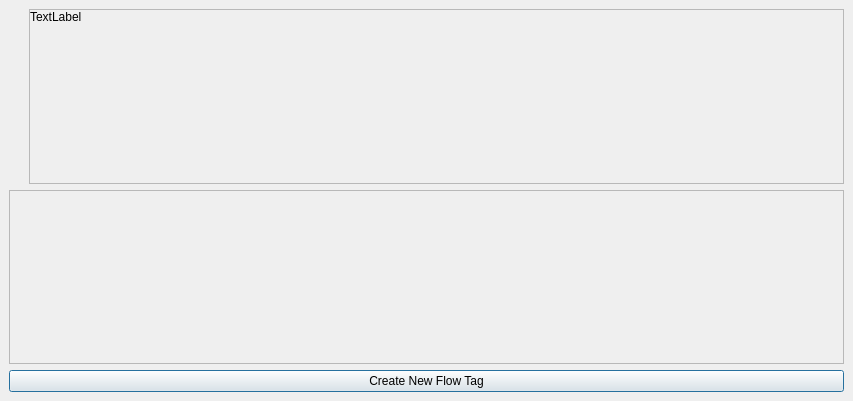
Before: the Qt Designer form ui/edit_tags_dialog.ui in TheCodingJsoftware/Invigo, drawn with Qt 5.
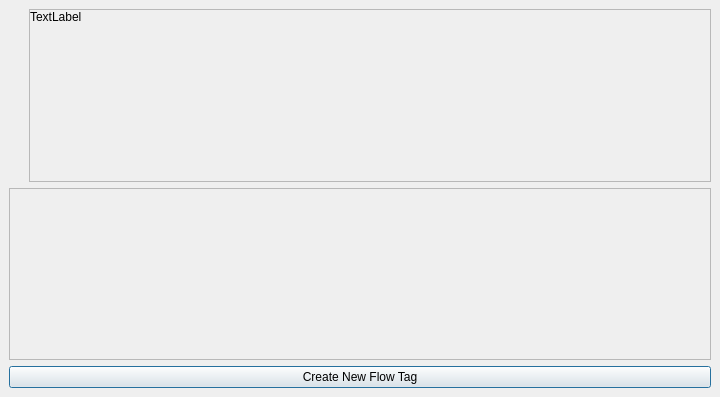
After: the same form once the commit is applied.

Diff of the .ui file:
```diff
--- a/ui/edit_tags_dialog.ui
+++ b/ui/edit_tags_dialog.ui
@@ -6,8 +6,8 @@
    <rect>
     <x>0</x>
     <y>0</y>
-    <width>853</width>
-    <height>401</height>
+    <width>720</width>
+    <height>397</height>
    </rect>
   </property>
   <property name="windowTitle">
@@ -112,8 +112,8 @@
               <rect>
                <x>0</x>
                <y>0</y>
-               <width>803</width>
-               <height>170</height>
+               <width>670</width>
+               <height>168</height>
               </rect>
              </property>
              <layout class="QVBoxLayout" name="verticalLayout_4">
@@ -170,8 +170,8 @@
             <rect>
              <x>0</x>
              <y>0</y>
-             <width>833</width>
-             <height>172</height>
+             <width>700</width>
+             <height>170</height>
             </rect>
            </property>
            <layout class="QVBoxLayout" name="verticalLayout_5">
```
